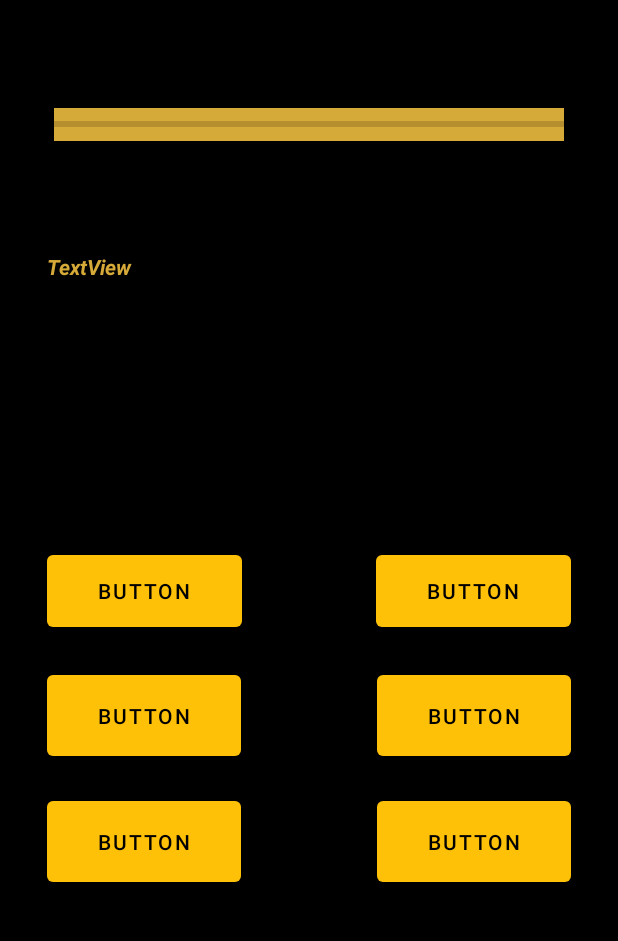
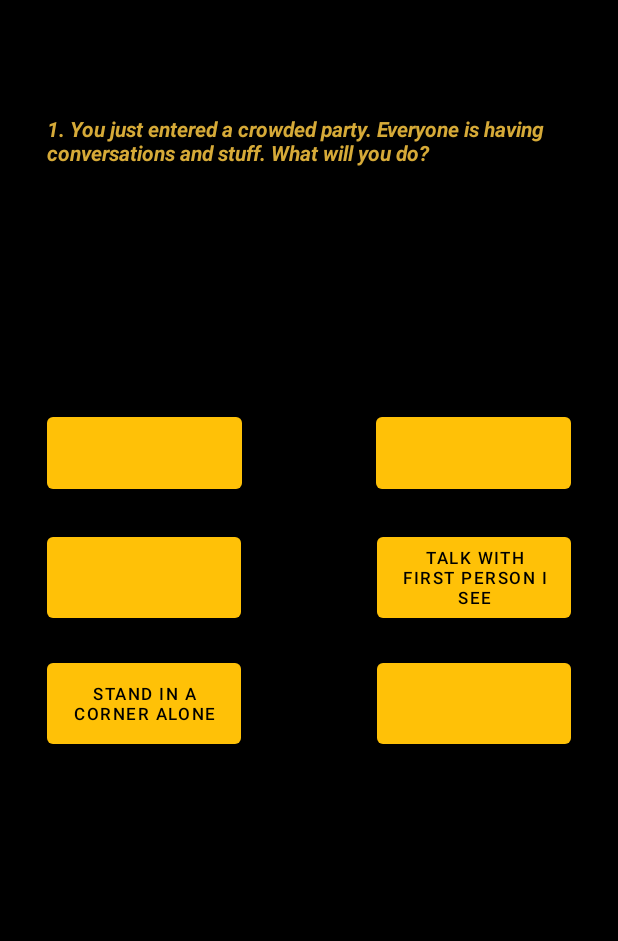
Before and after one commit to huzaifausmani/What_Are_You, an Android app: the screen it shows after launch (MainActivity), on a phone screen of 412 x 824 dp, the part 84-1025 px from its top. Run offline under Robolectric (Android 15) with nearby library versions, the phone set to English and light mode, and no system bars.

```diff
--- a/app/src/main/java/com/example/whatareyou/MainActivity.java
+++ b/app/src/main/java/com/example/whatareyou/MainActivity.java
@@ -8,20 +8,27 @@ import android.widget.Button;
 import android.widget.ProgressBar;
 import android.widget.TextView;
 
+import java.util.ArrayList;
+import java.util.Arrays;
+import java.util.Random;
+
 public class MainActivity extends AppCompatActivity implements View.OnClickListener {
-    String[] questions = {"1","2","3","4","5","6","7","8","9","10"},
-    answers1 = {"1abc","","","","",""},
-    answers2 = {"","","","","",""},
-    answers3 = {"","","","","",""},
-    answers4 = {"","","","","",""},
-    answers5 = {"","","","","",""},
-    answers6 = {"","","","","",""},
-    answers7 = {"","","","","",""},
-    answers8 = {"","","","","",""},
-    answers9 = {"","","","","",""},
-    answers10 = {"","","","","",""},
-    endStatements = {"","","","","",""};
+    String[] questions = {"1. You just entered a crowded party. Everyone is having conversations and stuff. What will you do?",
+            "2","3","4","5","6","7","8","9","10"};
+    ArrayList<String> answers1 = new ArrayList<>(Arrays.asList("1Stand in a corner alone","2Talk with first person I see","3","4","5","6"));
+    ArrayList<String> answers2 = new ArrayList<>(Arrays.asList("","","","","",""));
+    ArrayList<String> answers3 = new ArrayList<>(Arrays.asList("","","","","",""));
+    ArrayList<String> answers4 = new ArrayList<>(Arrays.asList("","","","","",""));
+    ArrayList<String> answers5 = new ArrayList<>(Arrays.asList("","","","","",""));
+    ArrayList<String> answers6 = new ArrayList<>(Arrays.asList("","","","","",""));
+    ArrayList<String> answers7 = new ArrayList<>(Arrays.asList("","","","","",""));
+    ArrayList<String> answers8 = new ArrayList<>(Arrays.asList("","","","","",""));
+    ArrayList<String> answers9 = new ArrayList<>(Arrays.asList("","","","","",""));
+    ArrayList<String> answers10 = new ArrayList<>(Arrays.asList("","","","","",""));
+    Random random = new Random();
     TextView questionText, endStatementText;
+    Button[] options;
+    Button playAgain, exit;
     ProgressBar progressBar;
     int count = 0, introvert = 0, extrovert = 0, antisocial = 0, psychopath = 0, sociopath = 0,
             amb = 0;
@@ -29,22 +36,39 @@ public class MainActivity extends AppCompatActivity implements View.OnClickListe
     protected void onCreate(Bundle savedInstanceState) {
         super.onCreate(savedInstanceState);
         setContentView(R.layout.activity_main);
-        Button[] options = {(Button)findViewById(R.id.option7), (Button)findViewById(R.id.option2), (Button)findViewById(R.id.option3),
+        options = new Button[]{(Button)findViewById(R.id.option7), (Button)findViewById(R.id.option2), (Button)findViewById(R.id.option3),
                 (Button)findViewById(R.id.option4), (Button)findViewById(R.id.option5), (Button)findViewById(R.id.option6)};
         for(int i = 0; i < 6; i++){
-            options[i].setOnClickListener(this);
+            options[i].setOnClickListener(this::onClick);
         }
+        playAgain = findViewById(R.id.playAgain);
+        playAgain.setOnClickListener(this::onClick);
+        exit = findViewById(R.id.exit);
+        exit.setOnClickListener(this::onClick);
         questionText = findViewById(R.id.questionText);
         endStatementText = findViewById(R.id.endStatement);
-        progressBar = findViewById(R.id.progressBar);
-        start();
-        reset();
+            if (count == 0) {
+                playAgain.setVisibility(View.INVISIBLE);
+                exit.setVisibility(View.INVISIBLE);
+                endStatementText.setText("");
+                questionText.setText(questions[count]);
+                for (int i = 0; i < 6; i++) {
+                    options[i].setText(answers1.remove(random.nextInt(answers1.size())).substring(1));
+                }
+            }
 
     }
     @Override
     public void onClick(View view){
         count++;
+        start();
         Button pressedButton = (Button) view;
+        if(pressedButton.getId() == R.id.playAgain){
+            reset();
+        }
+        if(pressedButton.getId() == R.id.exit){
+            System.exit(0);
+        }
         String ourString = pressedButton.getText().toString().substring(0,1);
         if(ourString == "1"){introvert++;}
         else if(ourString == "2"){extrovert++;}
@@ -54,11 +78,92 @@ public class MainActivity extends AppCompatActivity implements View.OnClickListe
         else if(ourString == "6"){amb++;}
     }
     private void reset() {
+        count = 0;
+        introvert = 0;
+        extrovert = 0;
+        antisocial = 0;
+        psychopath = 0;
+        sociopath = 0;
+        amb = 0;
     }
 
     private void start() {
-        if(count == 0){
-            endStatementText.setText("");
+        if (count == 1) {
+            questionText.setText(questions[count]);
+            for (int i = 0; i < 6; i++) {
+                options[i].setText(answers1.remove(random.nextInt(answers2.size())));
+            }
+            return;
+        }
+        if (count == 2) {
+            questionText.setText(questions[count]);
+            for (int i = 0; i < 6; i++) {
+                options[i].setText(answers1.remove(random.nextInt(answers3.size())));
+            }
+            return;
+
+        }
+        if (count == 3) {
+            questionText.setText(questions[count]);
+            for (int i = 0; i < 6; i++) {
+                options[i].setText(answers1.remove(random.nextInt(answers4.size())));
+            }
+            return;
+
+        }
+        if (count == 4) {
+            questionText.setText(questions[count]);
+            for (int i = 0; i < 6; i++) {
+                options[i].setText(answers1.remove(random.nextInt(answers5.size())));
+            }
+            return;
+
+        }
+        if (count == 5) {
+            questionText.setText(questions[count]);
+            for (int i = 0; i < 6; i++) {
+                options[i].setText(answers1.remove(random.nextInt(answers6.size())));
+            }
+            return;
+
+        }
+        if (count == 6) {
+            questionText.setText(questions[count]);
+            for (int i = 0; i < 6; i++) {
+                options[i].setText(answers1.remove(random.nextInt(answers7.size())));
+            }
+            return;
+
+        }
+        if (count == 7) {
+            questionText.setText(questions[count]);
+            for (int i = 0; i < 6; i++) {
+                options[i].setText(answers1.remove(random.nextInt(answers8.size())));
+            }
+            return;
+
+        }
+        if (count == 8) {
+            questionText.setText(questions[count]);
+            for (int i = 0; i < 6; i++) {
+                options[i].setText(answers1.remove(random.nextInt(answers9.size())));
+            }
+            return;
+
+        }
+        if (count == 9) {
+            questionText.setText(questions[count]);
+            for (int i = 0; i < 6; i++) {
+                options[i].setText(answers1.remove(random.nextInt(answers10.size())));
+            }
+            return;
+
+        }
+        if(count > 9){
+            playAgain.setVisibility(View.VISIBLE);
+            exit.setVisibility(View.VISIBLE);
+            questionText.setText("");
+            return;
         }
     }
 }
--- a/app/src/main/res/layout/activity_main.xml
+++ b/app/src/main/res/layout/activity_main.xml
@@ -11,13 +11,13 @@
         android:id="@+id/questionText"
         android:layout_width="349dp"
         android:layout_height="136dp"
-        android:layout_marginTop="168dp"
+        android:layout_marginTop="76dp"
         android:text="TextView"
+        android:textColor="@color/golden_0"
+        android:textStyle="italic|bold"
         app:layout_constraintEnd_toEndOf="parent"
         app:layout_constraintStart_toStartOf="parent"
-        app:layout_constraintTop_toTopOf="parent"
-        android:textColor="@color/golden_0"
-        android:textStyle="italic|bold"/>
+        app:layout_constraintTop_toTopOf="parent" />
 
     <TextView
         android:id="@+id/endStatement"
@@ -25,6 +25,10 @@
         android:layout_height="66dp"
         android:layout_marginTop="316dp"
         android:text="TextView"
+        android:autoSizeTextType="uniform"
+        android:autoSizeMinTextSize="12sp"
+        android:autoSizeMaxTextSize="100sp"
+        android:autoSizeStepGranularity="2sp"
         app:layout_constraintEnd_toEndOf="@+id/questionText"
         app:layout_constraintHorizontal_bias="0.0"
         app:layout_constraintStart_toStartOf="@+id/questionText"
@@ -36,6 +40,10 @@
         android:layout_height="60dp"
         android:layout_marginTop="60dp"
         android:text="Button"
+        android:autoSizeTextType="uniform"
+        android:autoSizeMinTextSize="12sp"
+        android:autoSizeMaxTextSize="100sp"
+        android:autoSizeStepGranularity="2sp"
         app:layout_constraintEnd_toEndOf="@+id/questionText"
         app:layout_constraintHorizontal_bias="1.0"
         app:layout_constraintStart_toStartOf="@+id/questionText"
@@ -47,6 +55,10 @@
         android:layout_height="60dp"
         android:layout_marginTop="60dp"
         android:text="Button"
+        android:autoSizeTextType="uniform"
+        android:autoSizeMinTextSize="5sp"
+        android:autoSizeMaxTextSize="100sp"
+        android:autoSizeStepGranularity="2sp"
         app:layout_constraintEnd_toEndOf="@+id/questionText"
         app:layout_constraintHorizontal_bias="0.0"
         app:layout_constraintStart_toStartOf="@+id/questionText"
@@ -58,6 +70,10 @@
         android:layout_height="66dp"
         android:layout_marginTop="140dp"
         android:text="Button"
+        android:autoSizeTextType="uniform"
+        android:autoSizeMinTextSize="5sp"
+        android:autoSizeMaxTextSize="100sp"
+        android:autoSizeStepGranularity="2sp"
         app:layout_constraintEnd_toEndOf="@+id/questionText"
         app:layout_constraintHorizontal_bias="1.0"
         app:layout_constraintStart_toStartOf="@+id/questionText"
@@ -69,6 +85,10 @@
         android:layout_height="66dp"
         android:layout_marginTop="224dp"
         android:text="Button"
+        android:autoSizeTextType="uniform"
+        android:autoSizeMinTextSize="5sp"
+        android:autoSizeMaxTextSize="100sp"
+        android:autoSizeStepGranularity="2sp"
         app:layout_constraintEnd_toEndOf="@+id/questionText"
         app:layout_constraintHorizontal_bias="1.0"
         app:layout_constraintStart_toStartOf="@+id/questionText"
@@ -80,6 +100,10 @@
         android:layout_height="66dp"
         android:layout_marginTop="140dp"
         android:text="Button"
+        android:autoSizeTextType="uniform"
+        android:autoSizeMinTextSize="5sp"
+        android:autoSizeMaxTextSize="100sp"
+        android:autoSizeStepGranularity="2sp"
         app:layout_constraintEnd_toEndOf="@+id/questionText"
         app:layout_constraintHorizontal_bias="0.0"
         app:layout_constraintStart_toStartOf="@+id/questionText"
@@ -91,22 +115,35 @@
         android:layout_height="66dp"
         android:layout_marginTop="224dp"
         android:text="Button"
+        android:autoSizeTextType="uniform"
+        android:autoSizeMinTextSize="5sp"
+        android:autoSizeMaxTextSize="100sp"
+        android:autoSizeStepGranularity="2sp"
         app:layout_constraintEnd_toEndOf="@+id/questionText"
         app:layout_constraintHorizontal_bias="0.0"
         app:layout_constraintStart_toStartOf="@+id/questionText"
         app:layout_constraintTop_toBottomOf="@+id/questionText" />
 
-    <ProgressBar
-        android:id="@+id/progressBar"
-        style="?android:attr/progressBarStyleHorizontal"
-        android:layout_width="340dp"
-        android:layout_height="22dp"
-        android:layout_marginTop="72dp"
-        app:layout_constraintEnd_toEndOf="parent"
-        app:layout_constraintHorizontal_bias="0.498"
-        app:layout_constraintStart_toStartOf="parent"
-        app:layout_constraintTop_toTopOf="parent"
-        android:outlineAmbientShadowColor="@color/golden_0"
-        android:background="@color/golden_0"/>
+    <Button
+        android:id="@+id/playAgain"
+        android:layout_width="144dp"
+        android:layout_height="71dp"
+        android:layout_marginTop="420dp"
+        android:text="Play Again?"
+        app:layout_constraintEnd_toEndOf="@+id/questionText"
+        app:layout_constraintHorizontal_bias="0.0"
+        app:layout_constraintStart_toStartOf="@+id/questionText"
+        app:layout_constraintTop_toBottomOf="@+id/questionText" />
+
+    <Button
+        android:id="@+id/exit"
+        android:layout_width="144dp"
+        android:layout_height="71dp"
+        android:layout_marginTop="420dp"
+        android:text="Exit"
+        app:layout_constraintEnd_toEndOf="@+id/questionText"
+        app:layout_constraintHorizontal_bias="1.0"
+        app:layout_constraintStart_toStartOf="@+id/questionText"
+        app:layout_constraintTop_toBottomOf="@+id/questionText" />
 
 </androidx.constraintlayout.widget.ConstraintLayout>
```
